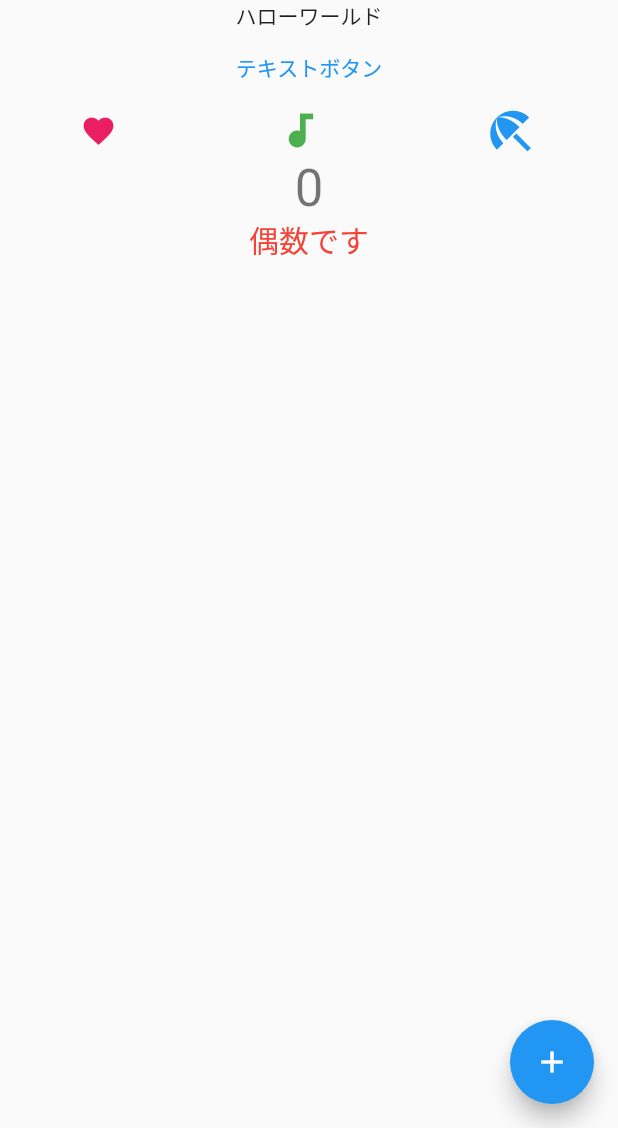
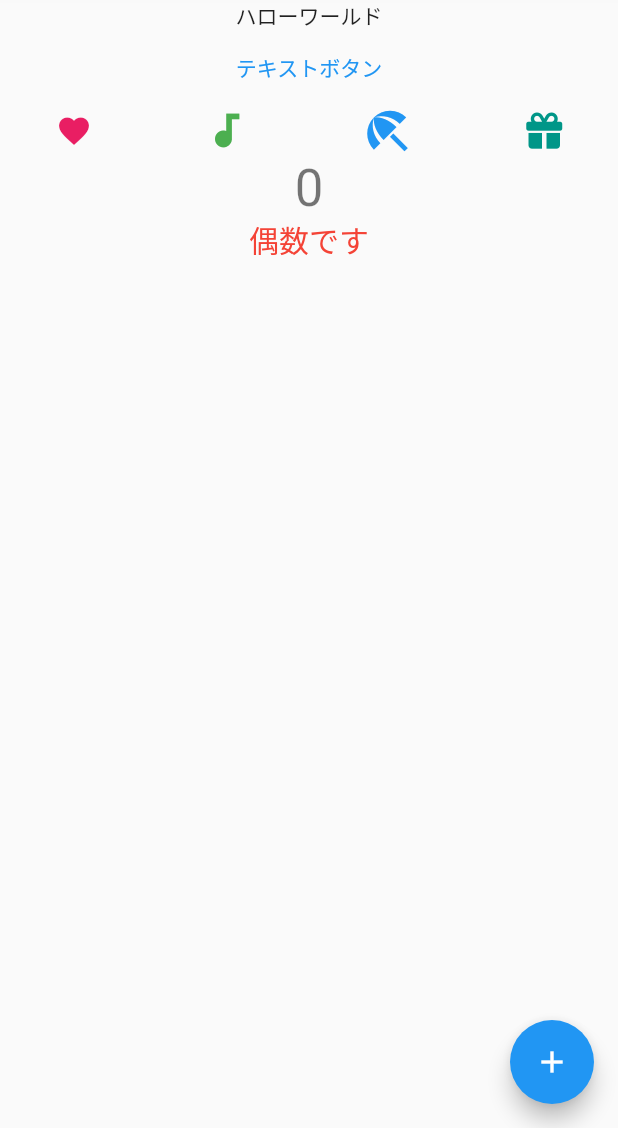
Before and after one commit to ikepon/flutter-hello-world, a Flutter app: the screen it shows after launch, on a phone screen of 412 x 824 dp, the part 108-1236 px from its top. Run offline on Flutter 3.47's test engine with Material 2 defaults, Android fonts, the phone set to English and light mode, and no system bars; our stand-ins replace font_awesome_flutter.

Commit message:
feat: Install font-awsome

```diff
--- a/lib/main.dart
+++ b/lib/main.dart
@@ -1,4 +1,5 @@
 import 'package:flutter/material.dart';
+import 'package:font_awesome_flutter/font_awesome_flutter.dart';
 
 void main() {
   runApp(const MyApp());
@@ -67,6 +68,10 @@ class _MyHomePageState extends State<MyHomePage> {
                 color: Colors.blue,
                 size: 36.0,
               ),
+              Icon(
+                FontAwesomeIcons.gift,
+                color: Colors.teal,
+              )
             ],
           ),
           Text("$_counter", style: Theme.of(context).textTheme.headline4),
```
Also changed, not shown: pubspec.yaml (+3 -69 lines), pubspec.lock.
